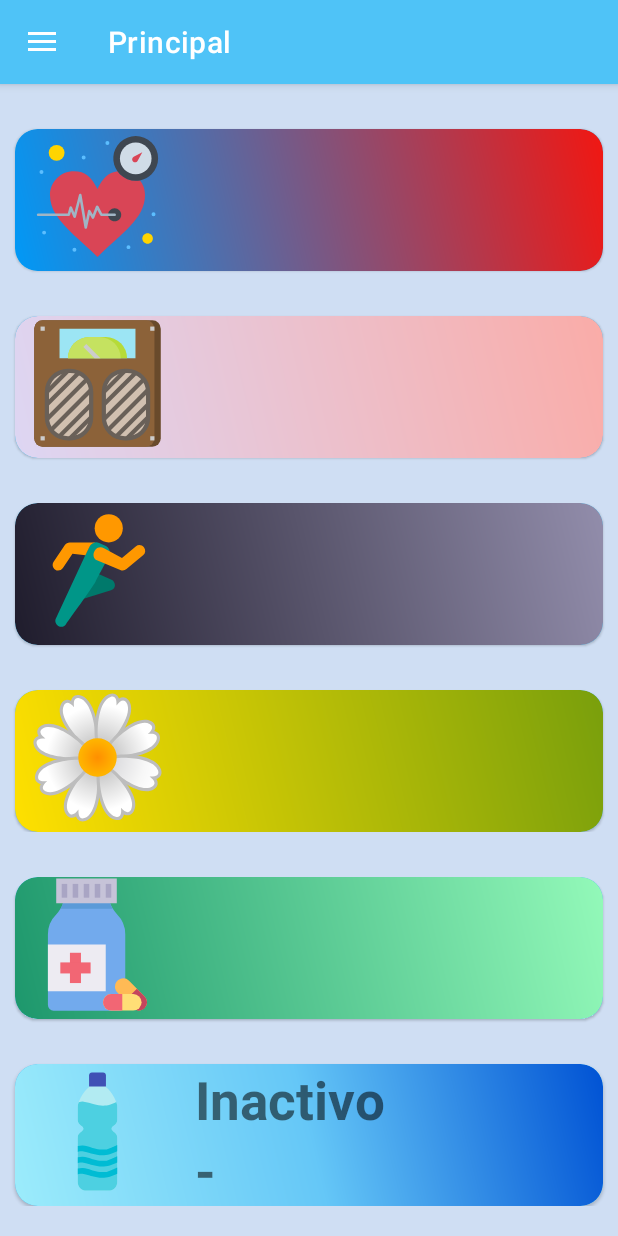
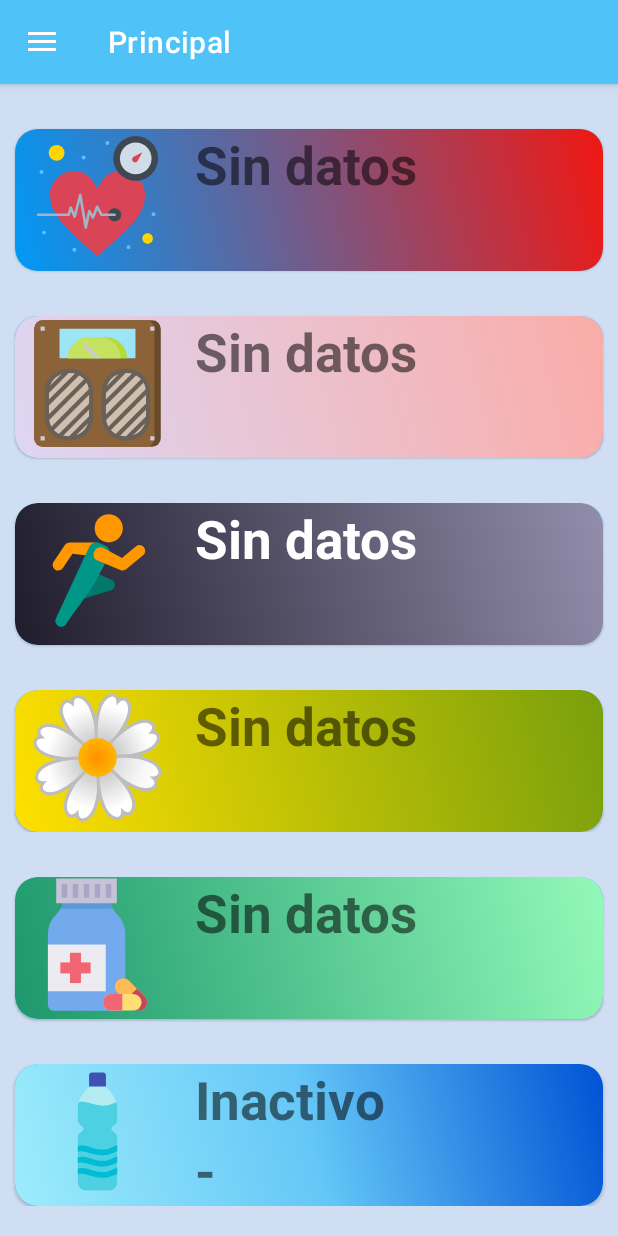
Before and after one commit to SrNeo7/Proyecto-VigHealth, an Android app: the PrincipalActivity screen opened directly, with no data from a screen before it, on a phone screen of 412 x 824 dp. Run offline under Robolectric (Android 15) with nearby library versions, the phone set to English and light mode, and no system bars.

Commit message:
Correcciones de la Activity Principal y Configuracion. Cambios en algunos layouts y revision de strings

```diff
--- a/app/src/main/AndroidManifest.xml
+++ b/app/src/main/AndroidManifest.xml
@@ -142,7 +142,8 @@
         </activity>
         <activity
             android:name=".NuevoMedicamentoActivity"
-            android:exported="false">
+            android:exported="false"
+            android:screenOrientation="portrait">
             <meta-data
                 android:name="android.app.lib_name"
                 android:value="" />
--- a/app/src/main/java/com/joseantonio/personalproject/proyectovighealth/PrincipalActivity.java
+++ b/app/src/main/java/com/joseantonio/personalproject/proyectovighealth/PrincipalActivity.java
@@ -1,5 +1,6 @@
 package com.joseantonio.personalproject.proyectovighealth;
 
+import android.app.Activity;
 import android.content.Intent;
 import android.os.Bundle;
 import android.view.View;
@@ -39,6 +40,9 @@ public class PrincipalActivity extends DrawerBaseActivity {
 
     TextView pesoTv, difPesoTv,tensionTv,valTenTv,nombreMedTv,periodicidadMedTv,
             estadoHidTv,frecuenciaHidTv,tipoActividadTv,distanciaTv,nombreAlergiaTv,valAlergiaTv;
+
+
+    final String SIN_DATOS = "Sin datos";
 
 
     @Override
@@ -133,6 +137,18 @@ public class PrincipalActivity extends DrawerBaseActivity {
 
 
     }
+    @Override
+    protected void onResume() {
+        super.onResume();
+
+        datosPanelTension();
+        datosPanelPeso();
+        datosPanelMedicamento();
+        datosPanelHidratacion();
+        datosPanelActividad();
+        datosPanelAlergia();
+
+    }
 
     //Funciones para obtener los datos que se muestran en los paneles del dashboard
 
@@ -146,6 +162,8 @@ public class PrincipalActivity extends DrawerBaseActivity {
 
         pesoTv.setText(String.valueOf(statusPeso.getPeso()) + " Kg.");
         difPesoTv.setText(String.valueOf(statusPeso.getDiferenciaPeso()) + " Kg.");
+        }else{
+            pesoTv.setText(SIN_DATOS);
         }
 
     }
@@ -162,6 +180,8 @@ public class PrincipalActivity extends DrawerBaseActivity {
 
         tensionTv.setText(ultimaMedicion);
         valTenTv.setText(statusTension.getValoracion());
+        }else{
+            tensionTv.setText(SIN_DATOS);
         }
     }
 
@@ -178,6 +198,8 @@ public class PrincipalActivity extends DrawerBaseActivity {
 
             nombreMedTv.setText(statusMedicamento.getNombreMedicamento());
             periodicidadMedTv.setText(periodicidad);
+        }else {
+            nombreMedTv.setText(SIN_DATOS);
         }
     }
 
@@ -220,6 +242,8 @@ public class PrincipalActivity extends DrawerBaseActivity {
 
             tipoActividadTv.setText(tipoActividad);
             distanciaTv.setText(distanciaStr);
+        }else{
+            tipoActividadTv.setText(SIN_DATOS);
         }
     }
 
@@ -231,6 +255,8 @@ public class PrincipalActivity extends DrawerBaseActivity {
         if(statusAlergia!= null){
             nombreAlergiaTv.setText(statusAlergia.getNombreAlergia());
             valAlergiaTv.setText(statusAlergia.getValoracion());
+        }else{
+            nombreAlergiaTv.setText(SIN_DATOS);
         }
     }
 
--- a/app/src/main/res/drawable/plus.xml
+++ b/app/src/main/res/drawable/plus.xml
@@ -4,6 +4,6 @@
     android:viewportWidth="24"
     android:viewportHeight="24">
   <path
-      android:fillColor="#FF000000"
+      android:fillColor="@color/black"
       android:pathData="M19,13H13V19H11V13H5V11H11V5H13V11H19V13Z"/>
 </vector>
--- a/app/src/main/res/layout/activity_lista_actividades.xml
+++ b/app/src/main/res/layout/activity_lista_actividades.xml
@@ -26,6 +26,7 @@
         android:layout_marginBottom="16dp"
         android:clickable="true"
         app:fabSize="normal"
+        android:backgroundTint="@color/redGW"
         app:layout_constraintBottom_toBottomOf="parent"
         app:layout_constraintEnd_toEndOf="parent"
         app:srcCompat="@drawable/plus"
```
Also changed, not shown: app/src/main/java/com/joseantonio/personalproject/proyectovighealth/ConfiguracionActivity.java (+1 -31 lines), app/src/main/res/layout/activity_configuracion.xml (+0 -13 lines), app/src/main/res/layout/activity_editar_medicamento.xml (+4 -4 lines), app/src/main/res/layout/activity_nuevo_medicamento.xml (+6 -6 lines), app/src/main/res/values/strings.xml (+6 -6 lines).
